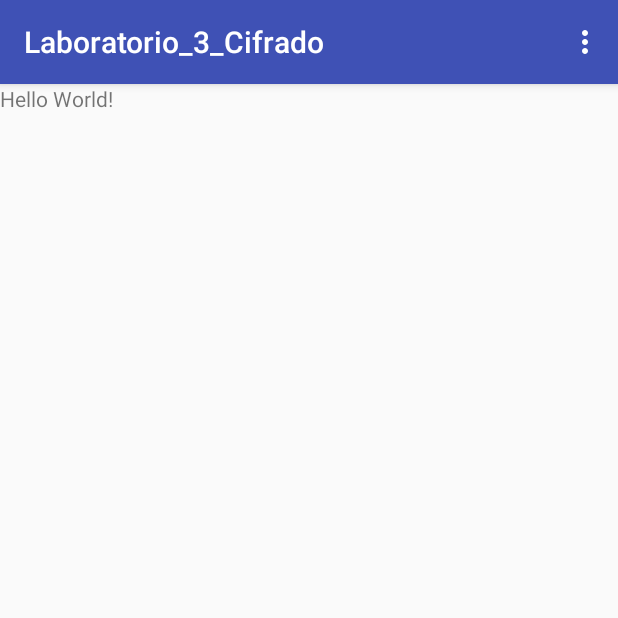
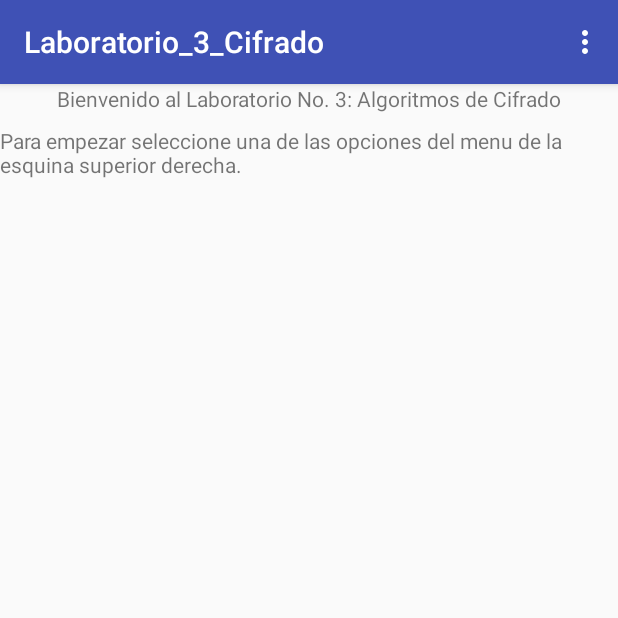
Before and after one commit to willson61/Laboratorio_3_Cifrado, an Android app: the screen it shows after launch (MainActivity), on a phone screen of 412 x 824 dp, the top half of it. Run offline under Robolectric (Android 15) with nearby library versions, the phone set to English and light mode, and no system bars.

Commit message:
Agregando Texto De Inicio

```diff
--- a/app/src/main/res/layout/activity_main.xml
+++ b/app/src/main/res/layout/activity_main.xml
@@ -9,6 +9,17 @@
     <TextView
         android:layout_width="wrap_content"
         android:layout_height="wrap_content"
-        android:text="Hello World!" />
+        android:layout_alignParentTop="true"
+        android:layout_centerHorizontal="true"
+        android:text="@string/bienvenido_al_laboratorio_no_3_algoritmos_de_cifrado" />
+
+    <TextView
+        android:id="@+id/textView"
+        android:layout_width="wrap_content"
+        android:layout_height="wrap_content"
+        android:layout_alignParentTop="true"
+        android:layout_centerHorizontal="true"
+        android:layout_marginTop="28dp"
+        android:text="@string/para_empezar_seleccione_una_de_las_opciones_del_menu_de_la_esquina_superior_derecha" />
 
 </RelativeLayout>
--- a/app/src/main/res/values/strings.xml
+++ b/app/src/main/res/values/strings.xml
@@ -18,4 +18,6 @@
     <string name="decifrar_sdes">Decifrar SDES</string>
     <string name="ingrese_el_nivel_para_decifrar">Ingrese el nivel para decifrar</string>
     <string name="ingrese_el_nivel_de_cifrado">Ingrese el nivel de cifrado:</string>
+    <string name="bienvenido_al_laboratorio_no_3_algoritmos_de_cifrado">Bienvenido al Laboratorio No. 3: Algoritmos de Cifrado</string>
+    <string name="para_empezar_seleccione_una_de_las_opciones_del_menu_de_la_esquina_superior_derecha">Para empezar seleccione una de las opciones del menu de la esquina superior derecha.</string>
 </resources>
```
